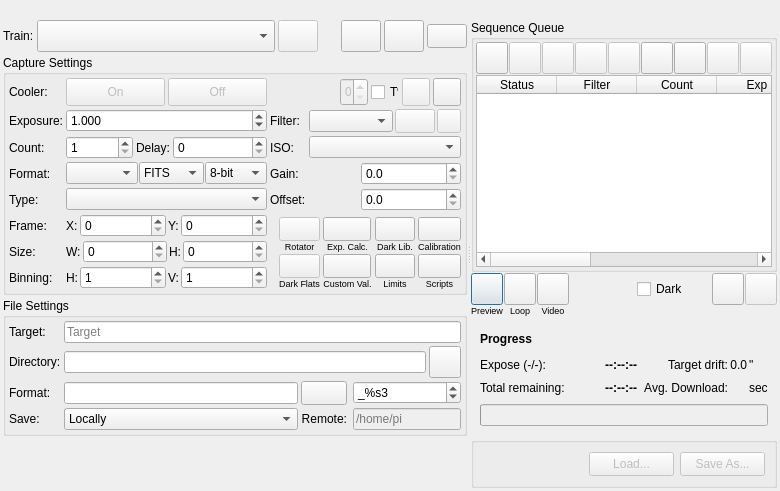
Qt form kstars/ekos/capture/camera.ui (KDE/kstars) before a commit.
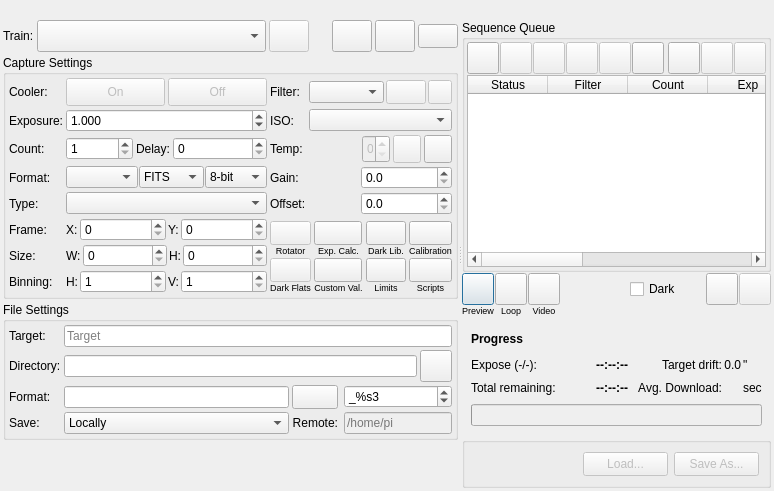
The same form after that commit. Icons and pictures are not drawn. Custom widgets are drawn as their Qt base class.

Commit message: Unify Temperature with Gain/Offset "no value" semantics in Capture

The edit to the form file:
```diff
--- a/kstars/ekos/capture/camera.ui
+++ b/kstars/ekos/capture/camera.ui
@@ -357,7 +357,7 @@
             </property>
            </widget>
           </item>
-          <item row="2" column="4">
+          <item row="1" column="4">
            <layout class="QHBoxLayout" name="filterLayout">
             <property name="spacing">
              <number>2</number>
@@ -702,7 +702,7 @@
             </property>
            </widget>
           </item>
-          <item row="2" column="3">
+          <item row="1" column="3">
            <widget class="QLabel" name="FilterPosLabel">
             <property name="toolTip">
              <string/>
@@ -813,7 +813,7 @@
             </property>
            </widget>
           </item>
-          <item row="3" column="3">
+          <item row="2" column="3">
            <widget class="QLabel" name="ISOLabel">
             <property name="text">
              <string>ISO:</string>
@@ -823,13 +823,166 @@
             </property>
            </widget>
           </item>
-          <item row="3" column="4">
+          <item row="2" column="4">
            <widget class="QComboBox" name="captureISOS">
             <property name="toolTip">
              <string>Camera ISO</string>
             </property>
            </widget>
           </item>
+          <item row="3" column="3">
+           <widget class="QLabel" name="textLabel1_temperature">
+            <property name="toolTip">
+             <string>Desired temperature</string>
+            </property>
+            <property name="whatsThis">
+             <string/>
+            </property>
+            <property name="text">
+             <string>Temp:</string>
+            </property>
+           </widget>
+          </item>
+          <item row="3" column="4">
+           <layout class="QHBoxLayout" name="coolerLayout">
+            <property name="spacing">
+             <number>3</number>
+            </property>
+            <item>
+             <widget class="QLabel" name="temperatureOUT">
+              <property name="sizePolicy">
+               <sizepolicy hsizetype="Preferred" vsizetype="Fixed">
+                <horstretch>0</horstretch>
+                <verstretch>0</verstretch>
+               </sizepolicy>
+              </property>
+              <property name="minimumSize">
+               <size>
+                <width>50</width>
+                <height>0</height>
+               </size>
+              </property>
+              <property name="toolTip">
+               <string>Current camera temperature</string>
+              </property>
+              <property name="text">
+               <string/>
+              </property>
+              <property name="alignment">
+               <set>Qt::AlignRight|Qt::AlignTrailing|Qt::AlignVCenter</set>
+              </property>
+             </widget>
+            </item>
+            <item>
+             <widget class="QDoubleSpinBox" name="cameraTemperatureN">
+              <property name="enabled">
+               <bool>false</bool>
+              </property>
+              <property name="sizePolicy">
+               <sizepolicy hsizetype="MinimumExpanding" vsizetype="Fixed">
+                <horstretch>0</horstretch>
+                <verstretch>1</verstretch>
+               </sizepolicy>
+              </property>
+              <property name="minimumSize">
+               <size>
+                <width>28</width>
+                <height>28</height>
+               </size>
+              </property>
+              <property name="maximumSize">
+               <size>
+                <width>16777215</width>
+                <height>28</height>
+               </size>
+              </property>
+              <property name="toolTip">
+               <string>Desired temperature</string>
+              </property>
+              <property name="decimals">
+               <number>1</number>
+              </property>
+             </widget>
+            </item>
+            <item>
+             <widget class="QPushButton" name="setTemperatureB">
+              <property name="enabled">
+               <bool>false</bool>
+              </property>
+              <property name="sizePolicy">
+               <sizepolicy hsizetype="Fixed" vsizetype="Fixed">
+                <horstretch>0</horstretch>
+                <verstretch>0</verstretch>
+               </sizepolicy>
+              </property>
+              <property name="minimumSize">
+               <size>
+                <width>28</width>
+                <height>28</height>
+               </size>
+              </property>
+              <property name="maximumSize">
+               <size>
+                <width>28</width>
+                <height>28</height>
+               </size>
+              </property>
+              <property name="toolTip">
+               <string>Set temperature now (does not affect the job's target temperature)</string>
+              </property>
+              <property name="text">
+               <string/>
+              </property>
+              <property name="icon">
+               <iconset theme="checkmark"/>
+              </property>
+              <property name="iconSize">
+               <size>
+                <width>24</width>
+                <height>24</height>
+               </size>
+              </property>
+             </widget>
+            </item>
+            <item>
+             <widget class="QPushButton" name="temperatureRegulationB">
+              <property name="sizePolicy">
+               <sizepolicy hsizetype="Fixed" vsizetype="Fixed">
+                <horstretch>0</horstretch>
+                <verstretch>0</verstretch>
+               </sizepolicy>
+              </property>
+              <property name="minimumSize">
+               <size>
+                <width>28</width>
+                <height>28</height>
+               </size>
+              </property>
+              <property name="maximumSize">
+               <size>
+                <width>28</width>
+                <height>28</height>
+               </size>
+              </property>
+              <property name="toolTip">
+               <string>Temperature regulation</string>
+              </property>
+              <property name="text">
+               <string/>
+              </property>
+              <property name="icon">
+               <iconset theme="colors-chromablue"/>
+              </property>
+              <property name="iconSize">
+               <size>
+                <width>24</width>
+                <height>24</height>
+               </size>
+              </property>
+             </widget>
+            </item>
+           </layout>
+          </item>
           <item row="4" column="3">
            <widget class="QLabel" name="textLabel1_21">
             <property name="toolTip">
@@ -1409,183 +1562,6 @@
             </layout>
            </widget>
           </item>
-          <item row="1" column="4">
-           <layout class="QHBoxLayout" name="coolerLayout">
-            <property name="spacing">
-             <number>3</number>
-            </property>
-            <item>
-             <widget class="QLabel" name="temperatureOUT">
-              <property name="sizePolicy">
-               <sizepolicy hsizetype="Preferred" vsizetype="Fixed">
-                <horstretch>0</horstretch>
-                <verstretch>0</verstretch>
-               </sizepolicy>
-              </property>
-              <property name="minimumSize">
-               <size>
-                <width>28</width>
-                <height>28</height>
-               </size>
-              </property>
-              <property name="maximumSize">
-               <size>
-                <width>16777215</width>
-                <height>28</height>
-               </size>
-              </property>
-              <property name="toolTip">
-               <string>Current CCD temperature</string>
-              </property>
-              <property name="text">
-               <string/>
-              </property>
-              <property name="alignment">
-               <set>Qt::AlignLeading|Qt::AlignLeft|Qt::AlignVCenter</set>
-              </property>
-             </widget>
-            </item>
-            <item>
-             <widget class="QDoubleSpinBox" name="cameraTemperatureN">
-              <property name="enabled">
-               <bool>false</bool>
-              </property>
-              <property name="sizePolicy">
-               <sizepolicy hsizetype="Preferred" vsizetype="Fixed">
-                <horstretch>0</horstretch>
-                <verstretch>1</verstretch>
-               </sizepolicy>
-              </property>
-              <property name="minimumSize">
-               <size>
-                <width>28</width>
-                <height>28</height>
-               </size>
-              </property>
-              <property name="maximumSize">
-               <size>
-                <width>16777215</width>
-                <height>28</height>
-               </size>
-              </property>
-              <property name="toolTip">
-               <string>Desired CCD temperature</string>
-              </property>
-              <property name="decimals">
-               <number>1</number>
-              </property>
-             </widget>
-            </item>
-            <item>
-             <widget class="QCheckBox" name="cameraTemperatureS">
-              <property name="sizePolicy">
-               <sizepolicy hsizetype="Fixed" vsizetype="Fixed">
-                <horstretch>0</horstretch>
-                <verstretch>0</verstretch>
-               </sizepolicy>
-              </property>
-              <property name="minimumSize">
-               <size>
-                <width>28</width>
-                <height>28</height>
-               </size>
-              </property>
-              <property name="maximumSize">
-               <size>
-                <width>16777215</width>
-                <height>28</height>
-               </size>
-              </property>
-              <property name="toolTip">
-               <string>&lt;html&gt;&lt;head/&gt;&lt;body&gt;&lt;p&gt;Enforce temperature value before capturing an image&lt;/p&gt;&lt;/body&gt;&lt;/html&gt;</string>
-              </property>
-              <property name="text">
-               <string>Tº</string>
-              </property>
-              <property name="checked">
-               <bool>false</bool>
-              </property>
-             </widget>
-            </item>
-            <item>
-             <widget class="QPushButton" name="setTemperatureB">
-              <property name="enabled">
-               <bool>false</bool>
-              </property>
-              <property name="sizePolicy">
-               <sizepolicy hsizetype="Fixed" vsizetype="Fixed">
-                <horstretch>0</horstretch>
-                <verstretch>0</verstretch>
-               </sizepolicy>
-              </property>
-              <property name="minimumSize">
-               <size>
-                <width>28</width>
-                <height>28</height>
-               </size>
-              </property>
-              <property name="maximumSize">
-               <size>
-                <width>28</width>
-                <height>28</height>
-               </size>
-              </property>
-              <property name="toolTip">
-               <string>Set CCD temperature</string>
-              </property>
-              <property name="text">
-               <string/>
-              </property>
-              <property name="icon">
-               <iconset theme="checkmark"/>
-              </property>
-              <property name="iconSize">
-               <size>
-                <width>24</width>
-                <height>24</height>
-               </size>
-              </property>
-             </widget>
-            </item>
-            <item>
-             <widget class="QPushButton" name="temperatureRegulationB">
-              <property name="sizePolicy">
-               <sizepolicy hsizetype="Fixed" vsizetype="Fixed">
-                <horstretch>0</horstretch>
-                <verstretch>0</verstretch>
-               </sizepolicy>
-              </property>
-              <property name="minimumSize">
-               <size>
-                <width>28</width>
-                <height>28</height>
-               </size>
-              </property>
-              <property name="maximumSize">
-               <size>
-                <width>28</width>
-                <height>28</height>
-               </size>
-              </property>
-              <property name="toolTip">
-               <string>Temperature regulation</string>
-              </property>
-              <property name="text">
-               <string/>
-              </property>
-              <property name="icon">
-               <iconset theme="colors-chromablue"/>
-              </property>
-              <property name="iconSize">
-               <size>
-                <width>24</width>
-                <height>24</height>
-               </size>
-              </property>
-             </widget>
-            </item>
-           </layout>
-          </item>
           <item row="3" column="2">
            <widget class="QStackedWidget" name="exposureOptions">
             <property name="currentIndex">
```
The commit also changes 10 other files.
